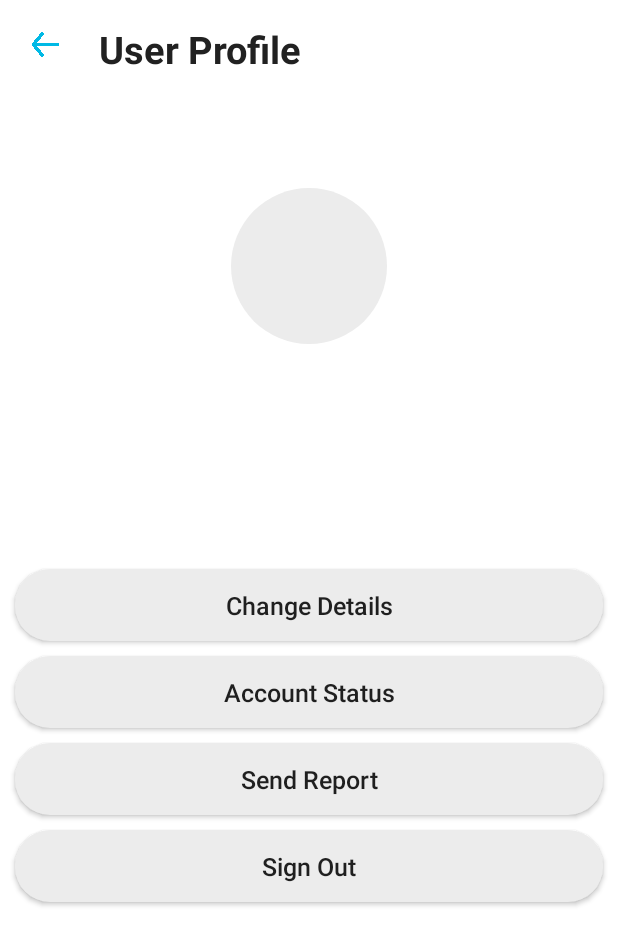
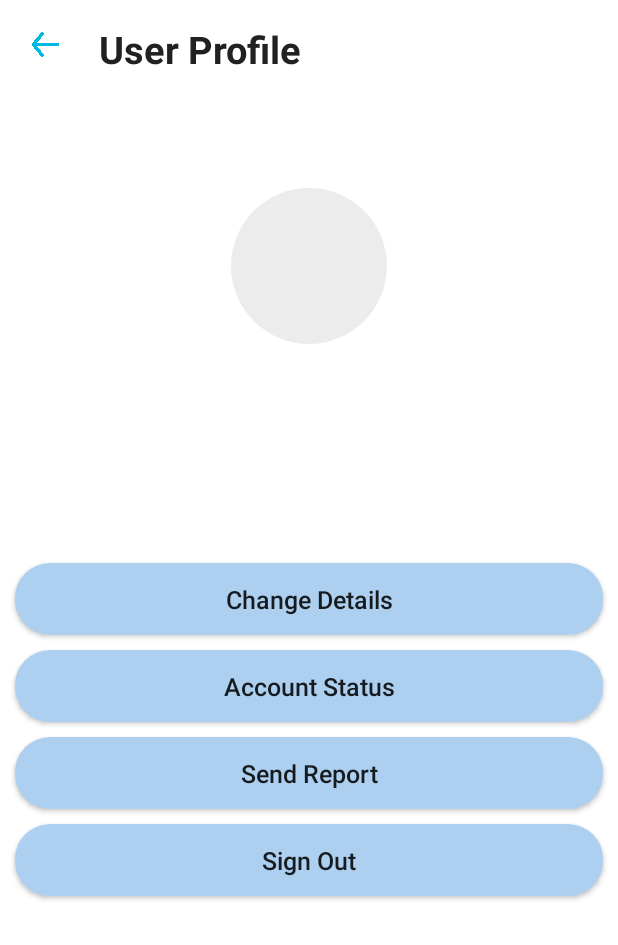
Before and after one commit to Idii1114/MCC-Chat-App, an Android app: the ProfileActivity screen opened directly, with no data from a screen before it, on a phone screen of 412 x 824 dp. Shown: the top 945 px of the screen. Run offline under Robolectric (Android 15) with nearby library versions, the phone set to English and light mode, and no system bars; our stand-ins replace Firebase (no records; nobody signed in at launch, a user with empty details on screens opened directly), sdp/ssp sizes; plain views replace RoundedImageView; 2 statements that could not run were skipped.

Commit message:
UI Design Update #1

```diff
--- a/app/src/main/res/layout/activity_account_status.xml
+++ b/app/src/main/res/layout/activity_account_status.xml
@@ -24,7 +24,7 @@
             <androidx.appcompat.widget.AppCompatImageView
                 android:id="@+id/back"
                 android:layout_width="@dimen/_30sdp"
-                android:layout_height="@dimen/_30sdp"
+                android:layout_height="36dp"
                 android:layout_gravity="center"
                 android:layout_marginStart="@dimen/_8sdp"
                 android:src="@drawable/back"
--- a/app/src/main/res/layout/activity_change_details.xml
+++ b/app/src/main/res/layout/activity_change_details.xml
@@ -76,6 +76,7 @@
             android:paddingStart="@dimen/_16ssp"
             android:paddingEnd="@dimen/_16ssp"
             android:background="@drawable/background_search"
+            android:backgroundTint="@color/tint"
             android:textAllCaps="false"
             android:textSize="@dimen/_13sdp"
             android:textAlignment="center"
@@ -91,6 +92,7 @@
             android:paddingStart="@dimen/_16ssp"
             android:paddingEnd="@dimen/_16ssp"
             android:background="@drawable/background_search"
+            android:backgroundTint="@color/tint"
             android:textAllCaps="false"
             android:textSize="@dimen/_13sdp"
             android:textAlignment="center"
@@ -106,6 +108,7 @@
             android:paddingStart="@dimen/_16ssp"
             android:paddingEnd="@dimen/_16ssp"
             android:background="@drawable/background_search"
+            android:backgroundTint="@color/tint"
             android:textAllCaps="false"
             android:textSize="@dimen/_13sdp"
             android:textAlignment="center"
@@ -121,6 +124,7 @@
             android:paddingStart="@dimen/_16ssp"
             android:paddingEnd="@dimen/_16ssp"
             android:background="@drawable/background_search"
+            android:backgroundTint="@color/tint"
             android:textAllCaps="false"
             android:textSize="@dimen/_13sdp"
             android:textAlignment="center"
--- a/app/src/main/res/layout/activity_chat.xml
+++ b/app/src/main/res/layout/activity_chat.xml
@@ -87,12 +87,12 @@
 
     <ImageView
         android:id="@+id/button_info"
-        android:layout_width="@dimen/_20sdp"
-        android:layout_height="@dimen/_20sdp"
+        android:layout_width="19dp"
+        android:layout_height="26dp"
         android:layout_gravity="center"
         android:layout_marginEnd="@dimen/_10sdp"
         android:src="@drawable/info"
-        app:tint="@color/white"/>
+        app:tint="@color/white" />
 
 
   </LinearLayout>
--- a/app/src/main/res/layout/activity_forgot_password.xml
+++ b/app/src/main/res/layout/activity_forgot_password.xml
@@ -50,12 +50,13 @@
             android:background="@drawable/background_search"
             android:ems="10"
             android:hint="Email"
+            android:backgroundTint="@color/tint1"
             android:imeOptions="actionNext"
             android:importantForAutofill="no"
             android:inputType="textEmailAddress"
             android:paddingStart="@dimen/_16ssp"
             android:paddingEnd="@dimen/_16ssp"
-            android:textColor="@color/primary_text"
+            android:textColor="@color/black"
             android:textSize="@dimen/_13ssp" />
 
         <Button
--- a/app/src/main/res/layout/activity_main.xml
+++ b/app/src/main/res/layout/activity_main.xml
@@ -9,10 +9,9 @@
         android:id="@+id/nav_view"
         android:layout_width="0dp"
         android:layout_height="wrap_content"
-        android:layout_marginStart="0dp"
-        android:layout_marginEnd="0dp"
         android:background="?android:attr/windowBackground"
         app:layout_constraintBottom_toBottomOf="parent"
+        app:layout_constraintHorizontal_bias="0.0"
         app:layout_constraintLeft_toLeftOf="parent"
         app:layout_constraintRight_toRightOf="parent"
         app:menu="@menu/bottom_nav_menu" />
--- a/app/src/main/res/layout/activity_profile.xml
+++ b/app/src/main/res/layout/activity_profile.xml
@@ -68,11 +68,11 @@
         <TextView
             android:id="@+id/text_email"
             android:layout_width="wrap_content"
-            android:layout_height="wrap_content"
+            android:layout_height="23dp"
+            android:layout_gravity="center"
             android:layout_marginTop="5dp"
-            android:layout_gravity="center"
-            android:textSize="20dp"
-            android:textColor="@color/primary_text"/>
+            android:textColor="@color/primary_text"
+            android:textSize="20dp" />
 
         <TextView
             android:id="@+id/text_phone"
@@ -92,6 +92,7 @@
             android:layout_marginLeft="10dp"
             android:layout_marginRight="10dp"
             android:background="@drawable/background_search"
+            android:backgroundTint="@color/tint"
             android:textAllCaps="false"
             android:textSize="@dimen/_13sdp"
             android:text="Change Details"/>
@@ -104,6 +105,7 @@
             android:layout_marginLeft="10dp"
             android:layout_marginRight="10dp"
             android:background="@drawable/background_search"
+            android:backgroundTint="@color/tint"
             android:textAllCaps="false"
             android:textSize="@dimen/_13sdp"
             android:text="Account Status"/>
@@ -117,6 +119,7 @@
             android:layout_marginLeft="10dp"
             android:layout_marginRight="10dp"
             android:background="@drawable/background_search"
+            android:backgroundTint="@color/tint"
             android:textAllCaps="false"
             android:textSize="@dimen/_13sdp"
             android:text="Send Report"/>
@@ -130,6 +133,7 @@
             android:layout_marginLeft="10dp"
             android:layout_marginRight="10dp"
             android:background="@drawable/background_search"
+            android:backgroundTint="@color/tint"
             android:textAllCaps="false"
             android:textSize="@dimen/_13sdp"
             android:text="Sign Out"/>
--- a/app/src/main/res/values/colors.xml
+++ b/app/src/main/res/values/colors.xml
@@ -8,6 +8,8 @@
     <color name="black">#000000</color>
     <color name="dialog_background">#F6F6F6</color>
     <color name="button">#000000</color>
+    <color name="tint">#ADD0F0</color>
+    <color name="tint1">#6FA9DF</color>
     <color name="input_background">#ECECEC</color>
     <color name="received_message_background">#C1C1C1</color>
     <color name="icon_background">#858585</color>
```
